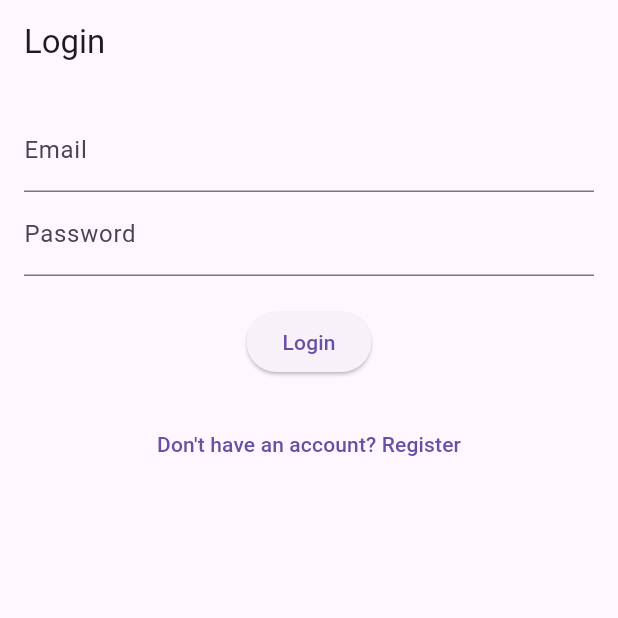
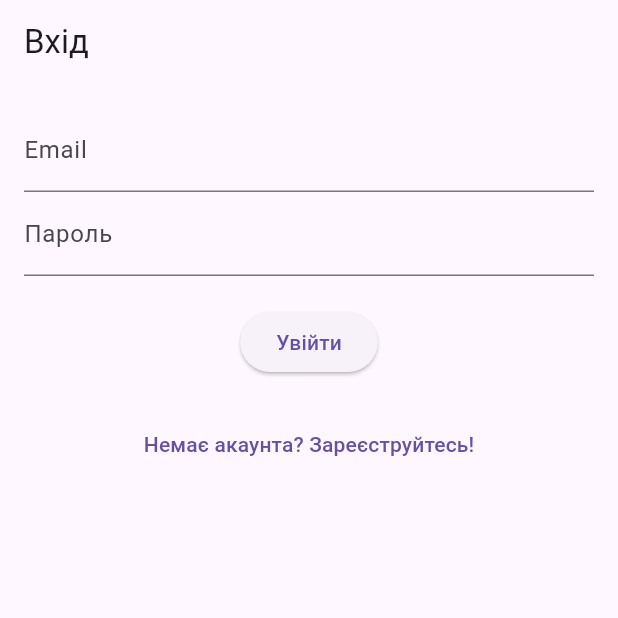
Before and after one commit to Artem738/mindflasher_4, a Flutter app: the screen it shows after launch, on a phone screen of 412 x 824 dp, the top half of it. Run offline on Flutter 3.47's test engine with Material 3 defaults, Android fonts, the phone set to English and light mode, and no system bars; our stand-ins replace flutter_secure_storage, shared_preferences; missing offline and left inert: telegram_web_app; accounts and stored records are empty.

Commit message:
v0.0.43 lang works good

```diff
--- a/lib/screens/login_screen.dart
+++ b/lib/screens/login_screen.dart
@@ -1,10 +1,12 @@
 import 'package:flutter/material.dart';
+import 'package:mindflasher_4/models/user_model.dart';
 import 'package:mindflasher_4/providers/provider_user_control.dart';
 import 'package:mindflasher_4/providers/provider_user_login.dart';
 import 'package:mindflasher_4/screens/deck_index_screen.dart';
 import 'package:mindflasher_4/screens/template_deck_index_screen.dart';
 import 'package:mindflasher_4/screens/user_settings_screen.dart';
 import 'package:mindflasher_4/screens/registration_screen.dart'; // Импортируем экран регистрации
+import 'package:mindflasher_4/translates/login_screen_translate.dart';
 import 'package:provider/provider.dart';
 
 class LoginScreen extends StatelessWidget {
@@ -18,10 +20,11 @@ class LoginScreen extends StatelessWidget {
     //final providerUserLogin = context.watch<ProviderUserLogin>().userModel;
     _emailController = TextEditingController(text: context.watch<ProviderUserLogin>().userModel.email);
     _passwordController = TextEditingController(text: context.watch<ProviderUserLogin>().lastPass);
-
+    var txt = LoginScreenTranslate(context.read<UserModel>().languageCode ?? 'uk');
+// Text(txt.tr('add_deck_prompt')),
     return Scaffold(
       appBar: AppBar(
-        title: Text('Login'),
+        title: Text(txt.tt('title')),
       ),
       body: Padding(
         padding: EdgeInsets.all(16.0),
@@ -33,7 +36,7 @@ class LoginScreen extends StatelessWidget {
             ),
             TextField(
               controller: _passwordController,
-              decoration: InputDecoration(labelText: 'Password'),
+              decoration: InputDecoration(labelText: txt.tt('password')),
               obscureText: true,
             ),
             SizedBox(height: 20),
@@ -52,11 +55,11 @@ class LoginScreen extends StatelessWidget {
                   );
                 } else {
                   ScaffoldMessenger.of(context).showSnackBar(
-                    SnackBar(content: Text('Login failed')),
+                    SnackBar(content: Text(txt.tt('login_failed'))),
                   );
                 }
               },
-              child: Text('Login'),
+              child: Text(txt.tt('login')),
             ),
             SizedBox(height: 20),
             TextButton(
@@ -66,7 +69,7 @@ class LoginScreen extends StatelessWidget {
                   MaterialPageRoute(builder: (context) => RegistrationScreen()),
                 );
               },
-              child: Text('Don\'t have an account? Register'),
+              child: Text(txt.tt('register')),
             ),
           ],
         ),
--- /dev/null
+++ b/lib/translates/login_screen_translate.dart
@@ -0,0 +1,39 @@
+class LoginScreenTranslate {
+
+  static const Map<String, Map<String, String>> translations = {
+    'title': {
+      'en': 'Login',
+      'ru': 'Вход',
+      'uk': 'Вхід',
+    },
+    'login_failed': {
+      'en': 'Login failed',
+      'ru': 'Ошибка входа',
+      'uk': 'Помилка входу',
+    },
+    'register': {
+      'en': "Don't have an account? Register!",
+      'ru': 'Нет аккаунта? Зарегистрируйтесь!',
+      'uk': 'Немає акаунта? Зареєструйтесь!',
+    },
+    'login': {
+      'en': "Login",
+      'ru': 'Войти',
+      'uk': 'Увійти',
+    },
+    'password': {
+      'en': "Password",
+      'ru': 'Пароль',
+      'uk': 'Пароль',
+    },
+  };
+
+
+  final String languageCode;
+
+  LoginScreenTranslate(this.languageCode);
+
+  String tt(String key) {
+    return translations[key]?[languageCode] ?? translations[key]?['en'] ?? 'Default $key';
+  }
+}
```
Also changed, not shown: lib/screens/deck_index_screen.dart (+38 -21 lines), lib/translates/deck_index_screen_translate.dart (added, +32 -0 lines).
